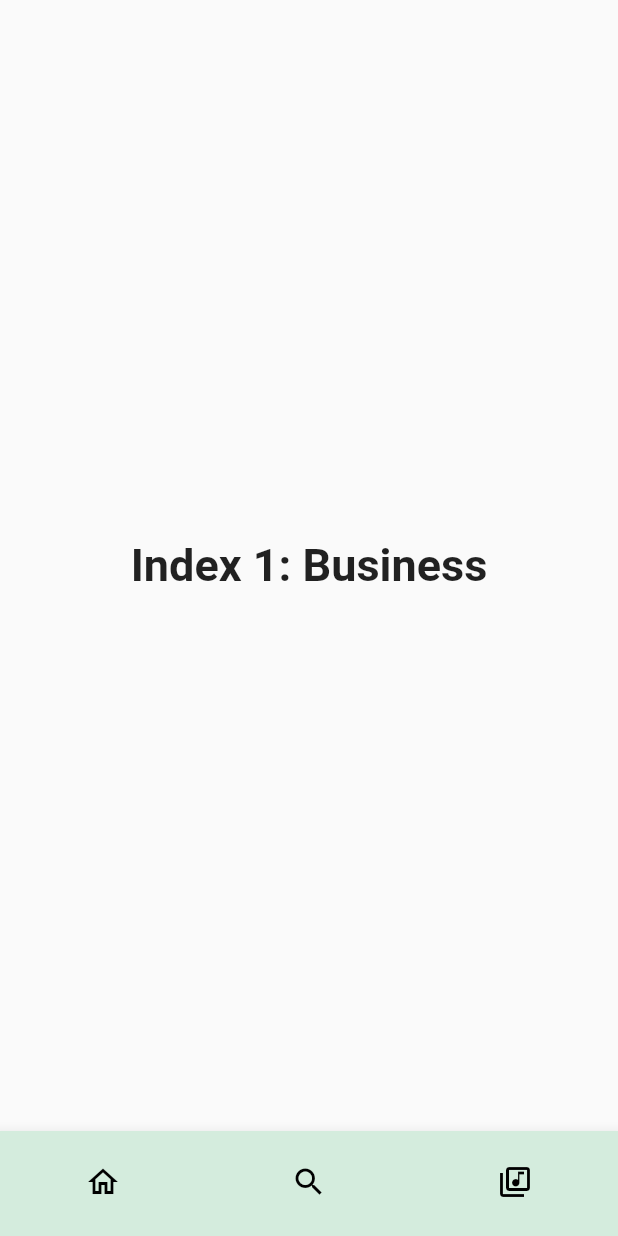
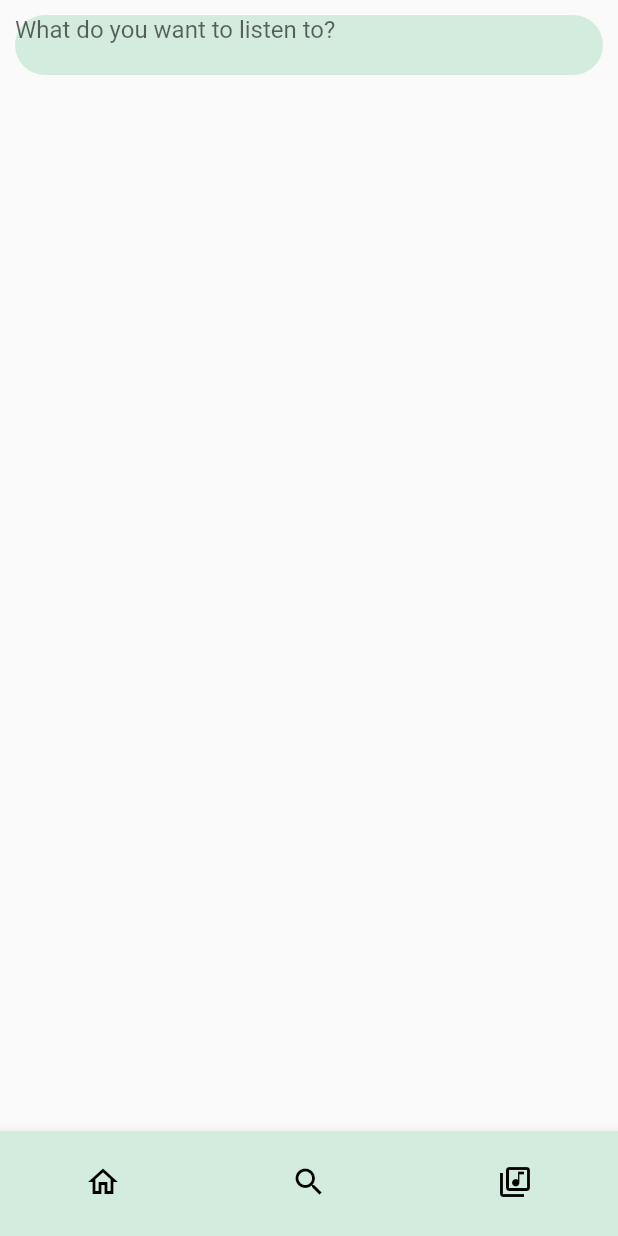
Before and after one commit to muhammedbilals/Jazz_Music_Player, a Flutter app: the HomeMain screen opened directly, item 2 of the bottom bar chosen, on a phone screen of 412 x 824 dp. Run offline on Flutter 3.47's test engine with Material 2 defaults, Android fonts, the phone set to English and light mode, and no system bars; our stand-ins replace google_fonts, google_nav_bar.

Commit message:
search stated

```diff
--- a/lib/main.dart
+++ b/lib/main.dart
@@ -14,6 +14,12 @@ class MyApp extends StatelessWidget {
   @override
   Widget build(BuildContext context) {
     return MaterialApp(
+       builder: (context, child) {
+    return ScrollConfiguration(
+      behavior: MyBehavior(),
+      child: child!,
+    );
+  },
       title: 'Flutter Demo',
       theme: ThemeData(
         // This is the theme of your application.
@@ -31,3 +37,10 @@ class MyApp extends StatelessWidget {
     );
   }
 }
+class MyBehavior extends ScrollBehavior {
+  @override
+  Widget buildOverscrollIndicator(
+      BuildContext context, Widget child, ScrollableDetails details) {
+    return child;
+  }
+}
--- a/lib/screens/bottom_navigation.dart
+++ b/lib/screens/bottom_navigation.dart
@@ -4,6 +4,7 @@ import 'package:flutter/src/widgets/framework.dart';
 import 'package:google_nav_bar/google_nav_bar.dart';
 import 'package:music_player/colors/colors.dart';
 import 'package:music_player/screens/mainhome/screens/home_screen.dart';
+import 'package:music_player/screens/searchSreen/screens/search_screen.dart';
 
 class HomeMain extends StatefulWidget {
   HomeMain({super.key});
@@ -22,10 +23,7 @@ class _HomeMainState extends State<HomeMain> {
       TextStyle(fontSize: 30, fontWeight: FontWeight.bold);
   static const List<Widget> _widgetOptions = <Widget>[
      PlayerHome(),
-    Text(
-      'Index 1: Business',
-      style: optionStyle,
-    ),
+    SearchScreen(),
     Text(
       'Index 2: School',
       style: optionStyle,
--- a/lib/screens/mainhome/screens/home_screen.dart
+++ b/lib/screens/mainhome/screens/home_screen.dart
@@ -1,6 +1,4 @@
 import 'package:flutter/material.dart';
-import 'package:flutter/src/widgets/container.dart';
-import 'package:flutter/src/widgets/framework.dart';
 import 'package:google_fonts/google_fonts.dart';
 import 'package:music_player/colors/colors.dart';
 import 'package:music_player/screens/mainhome/widgets/all_songs_widget.dart';
@@ -13,10 +11,14 @@ class PlayerHome extends StatelessWidget {
   @override
   Widget build(BuildContext context) {
     double vwidth = MediaQuery.of(context).size.width;
-    return SafeArea(
+    return Container(
+      color: colordark,
+      child: SafeArea(
         child: Scaffold(
           backgroundColor: colordark,
-        body: SingleChildScrollView(
+          body: ScrollConfiguration(
+            behavior: MyBehavior(),
+            child: SingleChildScrollView(
               child: Column(
                 children: [
                   Row(
@@ -26,7 +28,8 @@ class PlayerHome extends StatelessWidget {
                         padding: const EdgeInsets.only(left: 15.0),
                         child: Text(
                           'Hello, Bilal',
-                      style: GoogleFonts.kanit(fontSize: 40, color: colorwhite),
+                          style: GoogleFonts.kanit(
+                              fontSize: 40, color: colorwhite),
                         ),
                       ),
                       Padding(
@@ -50,31 +53,35 @@ class PlayerHome extends StatelessWidget {
                       Padding(
                         padding: const EdgeInsets.only(left: 15.0),
                         child: Text('Discover',
-                        style:
-                            GoogleFonts.kanit(fontSize: 20, color: colorwhite)),
+                            style: GoogleFonts.kanit(
+                                fontSize: 20, color: colorwhite)),
                       )
                     ],
                   ),
                   Row(
                     mainAxisAlignment: MainAxisAlignment.center,
                     children: [
-                  CardWidget(cardicon: Icons.favorite, cardtext: 'Liked Songs'),
+                      CardWidget(
+                          cardicon: Icons.favorite, cardtext: 'Liked Songs'),
                       CardWidget(cardicon: Icons.album, cardtext: 'Albums'),
                     ],
                   ),
                   Row(
                     mainAxisAlignment: MainAxisAlignment.center,
                     children: [
-                  CardWidget(cardicon: Icons.queue_music, cardtext: 'Playlists'),
+                      CardWidget(
+                          cardicon: Icons.queue_music, cardtext: 'Playlists'),
                       CardWidget(cardicon: Icons.person, cardtext: 'Artist')
                     ],
                   ),
                   Row(
                     children: [
                       Padding(
-                padding: const EdgeInsets.only(left: 15.0, top: 5, bottom: 5),
+                        padding: const EdgeInsets.only(
+                            left: 15.0, top: 5, bottom: 5),
                         child: Text('Your Playlists',
-                    style: GoogleFonts.kanit(fontSize: 20, color: colorwhite)),
+                            style: GoogleFonts.kanit(
+                                fontSize: 20, color: colorwhite)),
                       )
                     ],
                   ),
@@ -85,6 +92,16 @@ class PlayerHome extends StatelessWidget {
               ),
             ),
           ),
+        ),
+      ),
     );
   }
 }
+
+class MyBehavior extends ScrollBehavior {
+  @override
+  Widget buildOverscrollIndicator(
+      BuildContext context, Widget child, ScrollableDetails details) {
+    return child;
+  }
+}
--- /dev/null
+++ b/lib/screens/searchSreen/screens/search_screen.dart
@@ -0,0 +1,31 @@
+import 'package:flutter/material.dart';
+import 'package:flutter/src/widgets/container.dart';
+import 'package:flutter/src/widgets/framework.dart';
+import 'package:music_player/colors/colors.dart';
+
+class SearchScreen extends StatelessWidget {
+  const SearchScreen({super.key});
+
+  @override
+  Widget build(BuildContext context) {
+    return SafeArea(
+      child: Scaffold(
+        body: Padding(
+          padding: const EdgeInsets.all(10.0),
+          child: Container(
+            height: 40,
+            decoration: BoxDecoration(
+                borderRadius: BorderRadius.circular(20),
+                color: colorextralight),
+            child: TextField(
+              decoration: InputDecoration.collapsed(
+                  border: InputBorder.none,
+                  hintText: 'What do you want to listen to?'),
+              textAlign: TextAlign.start,
+            ),
+          ),
+        ),
+      ),
+    );
+  }
+}
```
Also changed, not shown: lib/screens/mainhome/widgets/alert_dialog.dart (added, +46 -0 lines), lib/screens/mainhome/widgets/all_songs_widget.dart (+90 -7 lines). Lines whose indentation alone changed are shown as unchanged.
